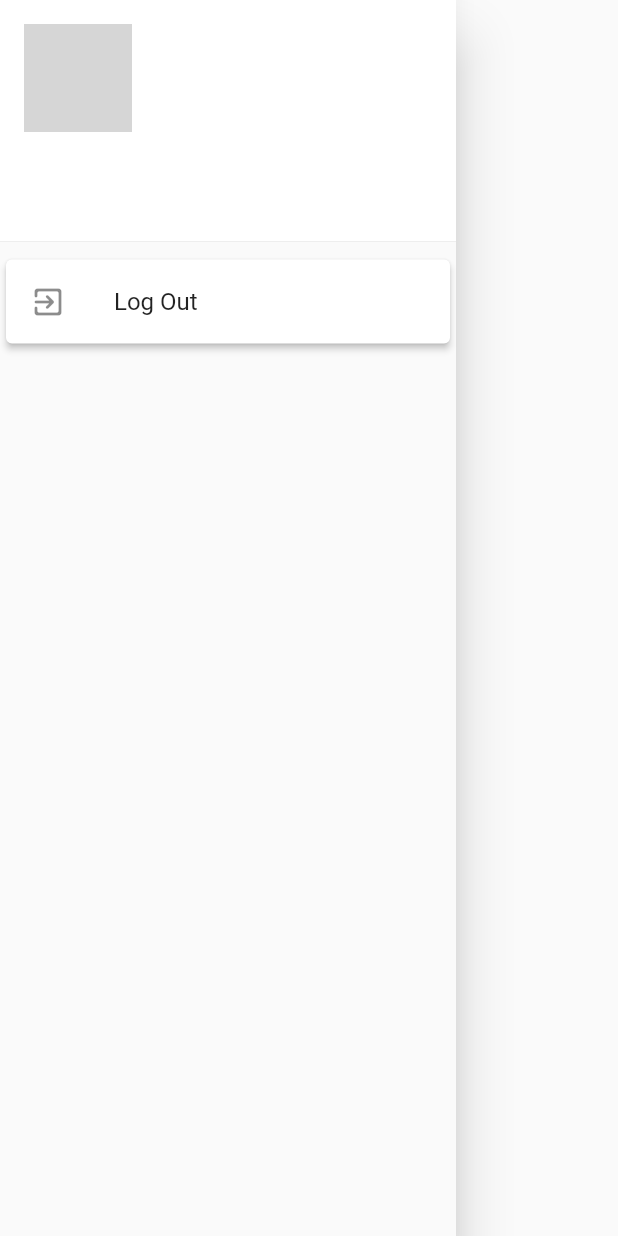
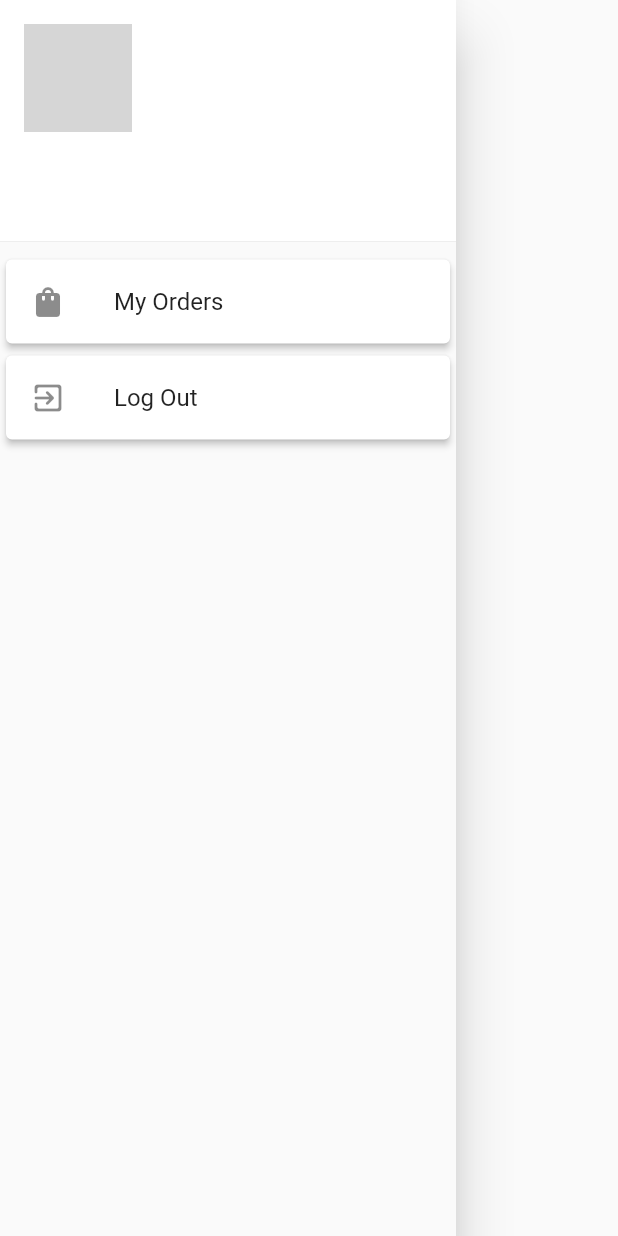
Before and after one commit to swayamshreemohanty/karlo-shopping, a Flutter app: the AppDrawer widget shown alone on an empty page, opened directly, on a phone screen of 412 x 824 dp. Run offline on Flutter 3.47's test engine with Material 2 defaults, Android fonts, the phone set to English and light mode, and no system bars; our stand-ins replace cached_network_image, cloud_firestore, equatable, firebase_auth, firebase_core, flutter_bloc and 4 more; accounts and stored records are empty; network calls fail; grey boxes are pictures that could not be loaded.

Commit message:
my order navigator added

```diff
--- a/lib/home/widgets/app_drawer.dart
+++ b/lib/home/widgets/app_drawer.dart
@@ -4,6 +4,7 @@ import 'package:flutter/material.dart';
 import 'package:flutter_bloc/flutter_bloc.dart';
 import 'package:shopping_app/authentication/logic/authentication/google_authentication_bloc.dart';
 import 'package:shopping_app/home/repository/user_role.dart';
+import 'package:shopping_app/my_order/screen/my_order_screen.dart';
 import 'package:shopping_app/product_management/screen/product_management_screen.dart';
 
 class AppDrawer extends StatelessWidget {
@@ -47,6 +48,20 @@ class AppDrawer extends StatelessWidget {
                   ),
                 )
               : const SizedBox.shrink(),
+          Card(
+            elevation: 2,
+            child: ListTile(
+              leading: const Icon(Icons.shopping_bag),
+              title: const Text('My Orders'),
+              onTap: () {
+                Navigator.pop(context);
+                Navigator.pushNamed(
+                  context,
+                  MyOrderScreen.routeName,
+                );
+              },
+            ),
+          ),
           Card(
             elevation: 2,
             child: ListTile(
```
